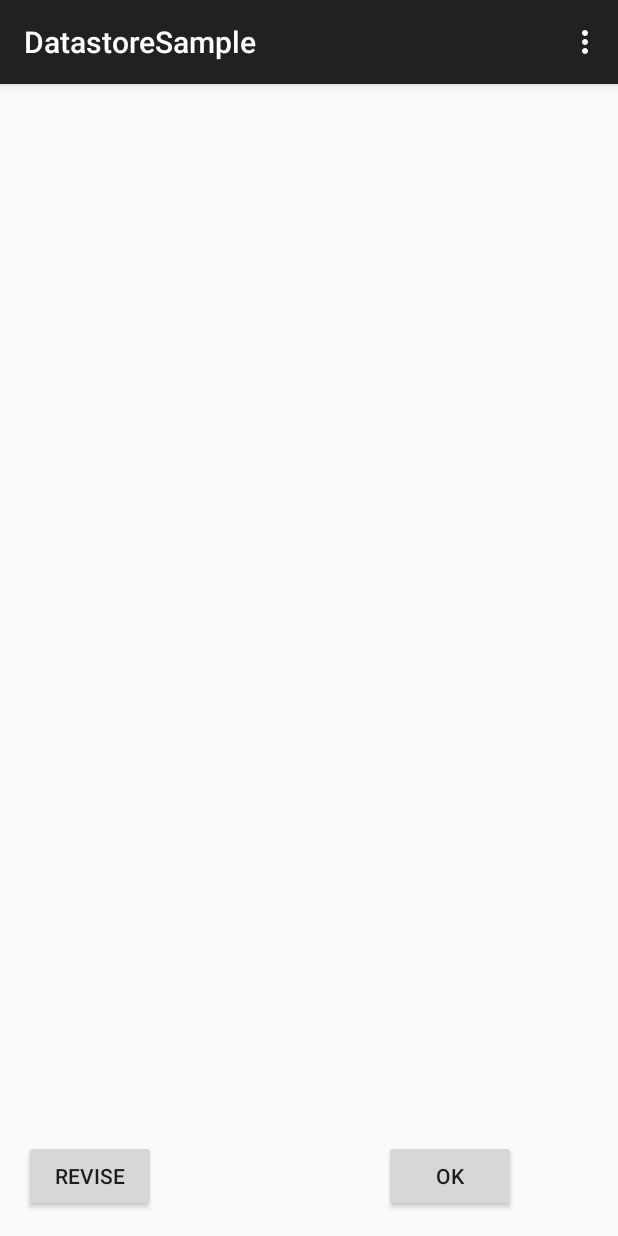
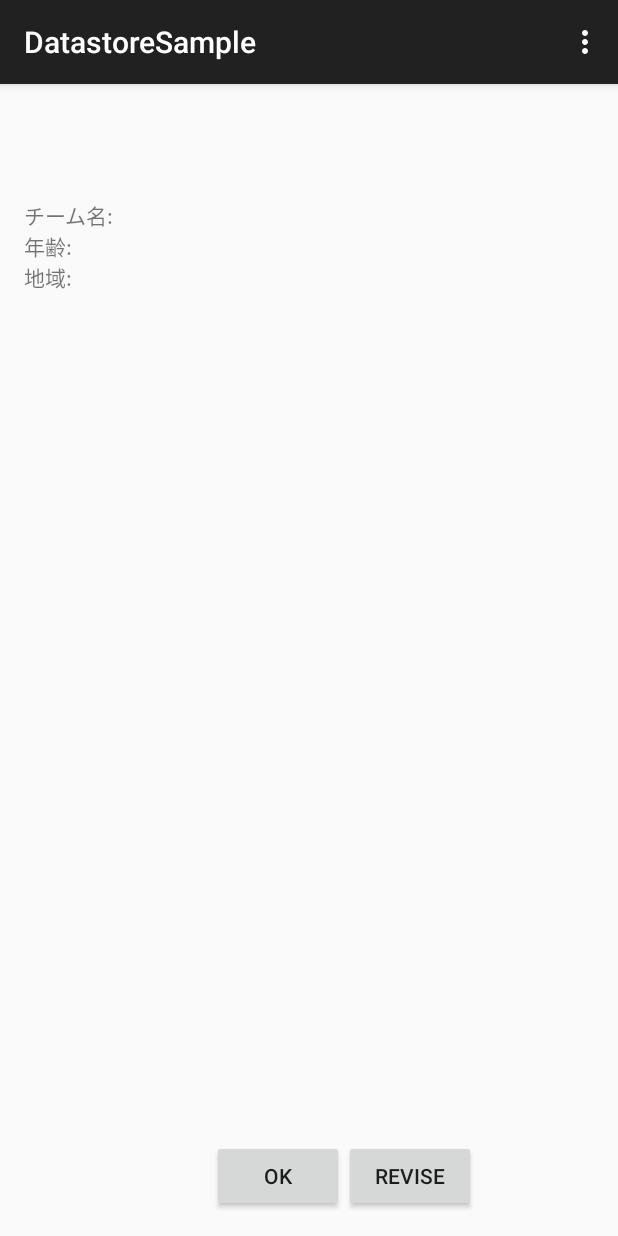
Before and after one commit to fuuukai/DatastoreSample, an Android app: the RegisterActivity screen opened directly, with no data from a screen before it, after a tap on "登録", on a phone screen of 412 x 824 dp. Run offline under Robolectric (Android 15) with nearby library versions, the phone set to English and light mode, and no system bars; libraries missing offline, so code that uses them is left out: com.nifty.cloud.

Commit message:
登録情報を一括で次のActivityに渡して、かつサーバーに保存したい

```diff
--- a/app/src/main/AndroidManifest.xml
+++ b/app/src/main/AndroidManifest.xml
@@ -23,6 +23,8 @@
         </activity>
         <activity android:name=".RegisterActivity">
         </activity>
+        <activity android:name=".TeamList">
+        </activity>
     </application>
 
 </manifest>
--- a/app/src/main/java/com/nifty/cloud/mb/datastoresample/MainActivity.java
+++ b/app/src/main/java/com/nifty/cloud/mb/datastoresample/MainActivity.java
@@ -27,7 +27,7 @@ public class MainActivity extends AppCompatActivity {
     Intent intent_register_page;
 
     static final String INTENT_RESULT = "result";
-    static NCMBObject obj = new NCMBObject("TestClass");
+    static NCMBObject obj = new NCMBObject("regist_information");
 
     static final String applicationKey = "3ac4ddad0f5e3d848603a2f47f1816f6bed96b4707d9fa97b217e2d3f64f648b";
     static final String clientKey = "33cbabc27cc9e8ea679639a67ebbd93ace2627538a9e8477166a0cef886d1fc1";
--- a/app/src/main/java/com/nifty/cloud/mb/datastoresample/RegisterActivity.java
+++ b/app/src/main/java/com/nifty/cloud/mb/datastoresample/RegisterActivity.java
@@ -35,14 +35,16 @@ public class RegisterActivity extends AppCompatActivity {
         EditText editText1 = (EditText)findViewById(R.id.editText1);
         String team_name = editText1.getText().toString().trim();
 
-//        EditText regist_info [] = new EditText[3];
-//
-//        String regist_info[] ={
-//        };
+        EditText editText2 = (EditText)findViewById(R.id.editText2);
+        String age = editText2.getText().toString().trim();
 
-        //Log.d("登録情報", "登録情報", regist_info[1]);
+        EditText editText3 = (EditText)findViewById(R.id.editText3);
+        String locate = editText3.getText().toString().trim();
 
-        intent.putExtra("登録情報", team_name);
+
+        intent.putExtra("チーム名", team_name);
+        intent.putExtra("年齢", age);
+        intent.putExtra("地域", locate);
         startActivity(intent);
     }
 
--- a/app/src/main/java/com/nifty/cloud/mb/datastoresample/ResultActivity.java
+++ b/app/src/main/java/com/nifty/cloud/mb/datastoresample/ResultActivity.java
@@ -3,6 +3,7 @@ package com.nifty.cloud.mb.datastoresample;
 import android.content.Intent;
 import android.os.Bundle;
 import android.support.v7.app.AppCompatActivity;
+import android.util.Log;
 import android.view.Menu;
 import android.view.MenuItem;
 import android.view.View;
@@ -20,7 +21,9 @@ import javax.xml.transform.Result;
 public class ResultActivity extends AppCompatActivity {
 
     Intent ok;
-    String regist_info;
+    String team_name;
+    String age;
+    String locate;
 
     @Override
     protected void onCreate(Bundle savedInstanceState) {
@@ -28,54 +31,32 @@ public class ResultActivity extends AppCompatActivity {
         setContentView(R.layout.activity_result);
 
         Intent intent = getIntent();
-        regist_info = intent.getStringExtra("登録情報");
+        team_name = intent.getStringExtra("チーム名");
+
+        Intent intent2 = getIntent();
+        age = intent2.getStringExtra("年齢");
+
+        Intent intent3 = getIntent();
+        locate = intent3.getStringExtra("地域");
 
         TextView resultView = (TextView)findViewById(R.id.result);
-        resultView.setText(regist_info);
+        resultView.setText("チーム名: " + team_name +
+                "\n年齢: " + age + "\n地域: " + locate);
 
         ok = new Intent(this, MainActivity.class);
 
+        Log.d("登録情報 ", team_name + "\n" + age + "\n" +locate);
     }
 
     public void confirm(View v){
 
         startActivity(ok);
-        String objectId = MainActivity.obj.getObjectId();
 
         String result;
 
-        try {
-            MainActivity.obj.save();
-            result = createSuccessString(MainActivity.obj);
-            if(objectId==null){
-                Toast.makeText(this, "新規保存成功 : " + MainActivity.obj.getObjectId(), Toast.LENGTH_SHORT).show();
-            }else {
-                Toast.makeText(this, "更新成功 : "+MainActivity.obj.getObjectId(), Toast.LENGTH_SHORT).show();
-            }
-        } catch (Exception error) {
-            if(objectId==null){
-                Toast.makeText(this, "新規保存失敗 : "+MainActivity.obj.getObjectId(), Toast.LENGTH_SHORT).show();
-            }else {
-                Toast.makeText(this, "更新失敗 : "+MainActivity.obj.getObjectId(), Toast.LENGTH_SHORT).show();
-            }
-            result = createFailedString(new NCMBException(error));
-        }
-
-        //クラウド上に保存する内容をput
-//        MainActivity.obj.Add("test", "value");
-//        MainActivity.obj.SaveAsync((NCMBException e) => {
-//            if (e != null) {
-//                //エラー処理
-//            } else {
-//                //成功時の処理
-//            }
-//        });
-
-
-        // MainActivity.obj.put(regist_info);
-//        for(int i =0; i<3; i++) {
-//            MainActivity.obj.put("KEY"+i, regist_info[i]);
-//        }
+        MainActivity.obj.put("team_name", team_name);
+        MainActivity.obj.put("age", age);
+        MainActivity.obj.put("location", locate);
 
         //値をクラウド上に送信
         MainActivity.obj.saveInBackground(new DoneCallback() {
--- a/app/src/main/res/layout/activity_result.xml
+++ b/app/src/main/res/layout/activity_result.xml
@@ -8,6 +8,14 @@
                 android:paddingBottom="@dimen/activity_vertical_margin"
                 tools:context=".MainActivity">
 
+    <LinearLayout
+        android:orientation="vertical"
+        android:layout_width="match_parent"
+        android:layout_height="match_parent"
+        android:layout_below="@+id/result"
+        android:layout_centerHorizontal="true"
+        android:layout_marginTop="61dp">
+
         <TextView
             android:id="@+id/result"
             android:text="@string/hello_world"
@@ -16,6 +24,12 @@
             android:textAppearance="?android:attr/textAppearanceSmall"
             />
 
+        <LinearLayout
+            android:orientation="horizontal"
+            android:layout_width="match_parent"
+            android:layout_height="match_parent"
+            android:gravity="center|bottom">
+
             <Button
                 android:layout_width="wrap_content"
                 android:layout_height="wrap_content"
@@ -23,10 +37,10 @@
                 android:id="@+id/button11"
                 android:onClick="confirm"
                 android:layout_alignParentBottom="true"
-        android:layout_alignParentRight="true"
-        android:layout_alignParentEnd="true"
-        android:layout_marginRight="52dp"
-        android:layout_marginEnd="52dp"/>
+                android:layout_toRightOf="@+id/button2"
+                android:layout_toEndOf="@+id/button2"
+                android:layout_marginLeft="47dp"
+                android:layout_marginStart="47dp"/>
 
             <Button
                 android:layout_width="wrap_content"
@@ -37,5 +51,8 @@
                 android:layout_toRightOf="@+id/result"
                 android:layout_toEndOf="@+id/result"
                 android:onClick="revise"/>
+        </LinearLayout>
+
+    </LinearLayout>
 
 </RelativeLayout>
```
Also changed, not shown: app/src/main/java/com/nifty/cloud/mb/datastoresample/TeamList.java (added, +13 -0 lines), app/src/main/res/layout/activity_team_list.xml (added, +20 -0 lines). Lines whose indentation alone changed are shown as unchanged.
